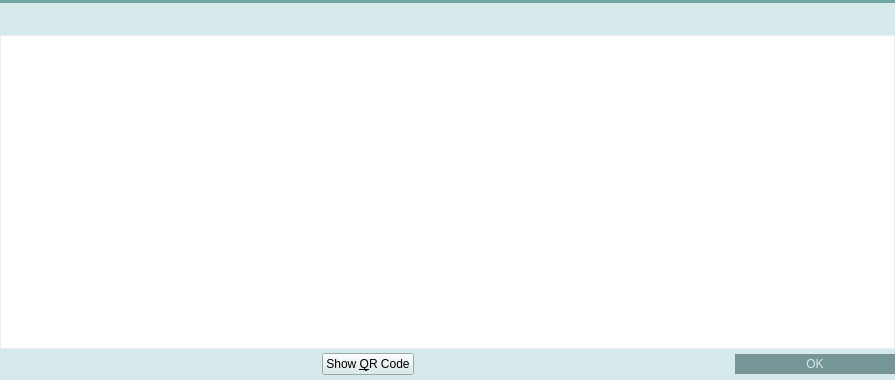
Before: the Qt Designer form src/qt/forms/addressbookpage.ui in HashCoin/ElectricCoin, drawn with Qt 5.
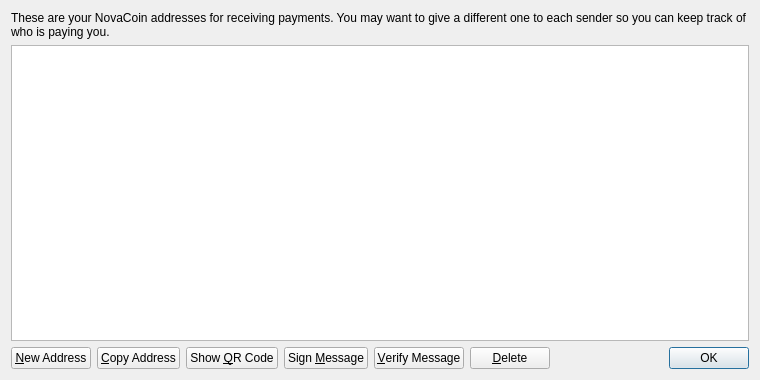
After: the same form once the commit is applied. Icons and pictures are not drawn.

Patch:
```diff
--- a/src/qt/forms/addressbookpage.ui
+++ b/src/qt/forms/addressbookpage.ui
@@ -6,328 +6,25 @@
    <rect>
     <x>0</x>
     <y>0</y>
-    <width>895</width>
+    <width>760</width>
     <height>380</height>
    </rect>
   </property>
-  <property name="palette">
-   <palette>
-    <active>
-     <colorrole role="Button">
-      <brush brushstyle="SolidPattern">
-       <color alpha="255">
-        <red>215</red>
-        <green>234</green>
-        <blue>235</blue>
-       </color>
-      </brush>
-     </colorrole>
-     <colorrole role="Base">
-      <brush brushstyle="SolidPattern">
-       <color alpha="255">
-        <red>215</red>
-        <green>234</green>
-        <blue>235</blue>
-       </color>
-      </brush>
-     </colorrole>
-     <colorrole role="Window">
-      <brush brushstyle="SolidPattern">
-       <color alpha="255">
-        <red>215</red>
-        <green>234</green>
-        <blue>235</blue>
-       </color>
-      </brush>
-     </colorrole>
-     <colorrole role="Highlight">
-      <brush brushstyle="SolidPattern">
-       <color alpha="255">
-        <red>235</red>
-        <green>235</green>
-        <blue>235</blue>
-       </color>
-      </brush>
-     </colorrole>
-     <colorrole role="HighlightedText">
-      <brush brushstyle="SolidPattern">
-       <color alpha="255">
-        <red>124</red>
-        <green>175</green>
-        <blue>172</blue>
-       </color>
-      </brush>
-     </colorrole>
-    </active>
-    <inactive>
-     <colorrole role="Button">
-      <brush brushstyle="SolidPattern">
-       <color alpha="255">
-        <red>215</red>
-        <green>234</green>
-        <blue>235</blue>
-       </color>
-      </brush>
-     </colorrole>
-     <colorrole role="Base">
-      <brush brushstyle="SolidPattern">
-       <color alpha="255">
-        <red>215</red>
-        <green>234</green>
-        <blue>235</blue>
-       </color>
-      </brush>
-     </colorrole>
-     <colorrole role="Window">
-      <brush brushstyle="SolidPattern">
-       <color alpha="255">
-        <red>215</red>
-        <green>234</green>
-        <blue>235</blue>
-       </color>
-      </brush>
-     </colorrole>
-     <colorrole role="Highlight">
-      <brush brushstyle="SolidPattern">
-       <color alpha="255">
-        <red>235</red>
-        <green>235</green>
-        <blue>235</blue>
-       </color>
-      </brush>
-     </colorrole>
-     <colorrole role="HighlightedText">
-      <brush brushstyle="SolidPattern">
-       <color alpha="255">
-        <red>124</red>
-        <green>175</green>
-        <blue>172</blue>
-       </color>
-      </brush>
-     </colorrole>
-    </inactive>
-    <disabled>
-     <colorrole role="Button">
-      <brush brushstyle="SolidPattern">
-       <color alpha="255">
-        <red>215</red>
-        <green>234</green>
-        <blue>235</blue>
-       </color>
-      </brush>
-     </colorrole>
-     <colorrole role="Base">
-      <brush brushstyle="SolidPattern">
-       <color alpha="255">
-        <red>215</red>
-        <green>234</green>
-        <blue>235</blue>
-       </color>
-      </brush>
-     </colorrole>
-     <colorrole role="Window">
-      <brush brushstyle="SolidPattern">
-       <color alpha="255">
-        <red>215</red>
-        <green>234</green>
-        <blue>235</blue>
-       </color>
-      </brush>
-     </colorrole>
-     <colorrole role="Highlight">
-      <brush brushstyle="SolidPattern">
-       <color alpha="255">
-        <red>240</red>
-        <green>240</green>
-        <blue>240</blue>
-       </color>
-      </brush>
-     </colorrole>
-     <colorrole role="HighlightedText">
-      <brush brushstyle="SolidPattern">
-       <color alpha="255">
-        <red>124</red>
-        <green>175</green>
-        <blue>172</blue>
-       </color>
-      </brush>
-     </colorrole>
-    </disabled>
-   </palette>
-  </property>
   <property name="windowTitle">
    <string>Address Book</string>
   </property>
   <layout class="QVBoxLayout" name="verticalLayout">
-   <property name="spacing">
-    <number>0</number>
-   </property>
-   <property name="margin">
-    <number>0</number>
-   </property>
    <item>
-    <widget class="Line" name="line_6">
-     <property name="styleSheet">
-      <string notr="true">background-color: #6fa7a3;</string>
+    <widget class="QLabel" name="labelExplanation">
+     <property name="text">
+      <string>These are your NovaCoin addresses for receiving payments. You may want to give a different one to each sender so you can keep track of who is paying you.</string>
      </property>
-     <property name="frameShadow">
-      <enum>QFrame::Raised</enum>
+     <property name="textFormat">
+      <enum>Qt::PlainText</enum>
      </property>
-     <property name="lineWidth">
-      <number>0</number>
-     </property>
-     <property name="orientation">
-      <enum>Qt::Horizontal</enum>
-     </property>
-    </widget>
-   </item>
-   <item>
-    <widget class="QWidget" name="wAddressBookHeader" native="true">
-     <property name="minimumSize">
-      <size>
-       <width>0</width>
-       <height>32</height>
-      </size>
-     </property>
-     <property name="maximumSize">
-      <size>
-       <width>16777215</width>
-       <height>32</height>
-      </size>
-     </property>
-     <property name="is_header" stdset="0">
+     <property name="wordWrap">
       <bool>true</bool>
      </property>
-     <layout class="QHBoxLayout" name="horizontalLayout_13">
-      <property name="margin">
-       <number>0</number>
-      </property>
-      <item>
-       <spacer name="horizontalSpacer_17">
-        <property name="orientation">
-         <enum>Qt::Horizontal</enum>
-        </property>
-        <property name="sizeType">
-         <enum>QSizePolicy::Fixed</enum>
-        </property>
-        <property name="sizeHint" stdset="0">
-         <size>
-          <width>3</width>
-          <height>20</height>
-         </size>
-        </property>
-       </spacer>
-      </item>
-      <item>
-       <widget class="QLabel" name="label_25">
-        <property name="sizePolicy">
-         <sizepolicy hsizetype="Preferred" vsizetype="Preferred">
-          <horstretch>0</horstretch>
-          <verstretch>0</verstretch>
-         </sizepolicy>
-        </property>
-        <property name="minimumSize">
-         <size>
-          <width>30</width>
-          <height>30</height>
-         </size>
-        </property>
-        <property name="maximumSize">
-         <size>
-          <width>30</width>
-          <height>30</height>
-         </size>
-        </property>
-        <property name="text">
-         <string/>
-        </property>
-        <property name="pixmap">
-         <pixmap resource="../res.qrc">:/res/address_book.png</pixmap>
-        </property>
-       </widget>
-      </item>
-      <item>
-       <widget class="QLabel" name="label_25_1">
-        <property name="sizePolicy">
-         <sizepolicy hsizetype="Preferred" vsizetype="Preferred">
-          <horstretch>0</horstretch>
-          <verstretch>0</verstretch>
-         </sizepolicy>
-        </property>
-        <property name="minimumSize">
-         <size>
-          <width>30</width>
-          <height>30</height>
-         </size>
-        </property>
-        <property name="maximumSize">
-         <size>
-          <width>30</width>
-          <height>30</height>
-         </size>
-        </property>
-        <property name="text">
-         <string/>
-        </property>
-        <property name="pixmap">
-         <pixmap resource="../res.qrc">:/res/download.png</pixmap>
-        </property>
-       </widget>
-      </item>
-      <item>
-       <widget class="QLabel" name="label_27">
-        <property name="font">
-         <font>
-          <pointsize>11</pointsize>
-          <stylestrategy>PreferAntialias</stylestrategy>
-         </font>
-        </property>
-        <property name="styleSheet">
-         <string notr="true">QLabel {
-	color: #d7eaeb;
-}</string>
-        </property>
-        <property name="text">
-         <string>Address Book</string>
-        </property>
-       </widget>
-      </item>
-      <item>
-       <widget class="QPushButton" name="bClose">
-        <property name="minimumSize">
-         <size>
-          <width>30</width>
-          <height>30</height>
-         </size>
-        </property>
-        <property name="maximumSize">
-         <size>
-          <width>30</width>
-          <height>30</height>
-         </size>
-        </property>
-        <property name="styleSheet">
-         <string notr="true">QPushButton {	
-	image: url(:/res/close_normal.png);
-	border: 0px solid gray;
-}
-QPushButton:pressed:flat {
-	image: url(:/res/close_normal.png);
-}
-
-QPushButton:hover {
-	image: url(:/res/close_hover.png);
-}</string>
-        </property>
-        <property name="text">
-         <string notr="true"/>
-        </property>
-        <property name="flat">
-         <bool>true</bool>
-        </property>
-       </widget>
-      </item>
-     </layout>
     </widget>
    </item>
    <item>
@@ -338,55 +35,6 @@
      <property name="toolTip">
       <string>Double-click to edit address or label</string>
      </property>
-     <property name="styleSheet">
-      <string notr="true"> QScrollBar:vertical {
-     border: 0px solid grey;
-     background: white;
-     width: 9px;
-     margin: 0px 0px 0 0px;
- }
- QScrollBar::handle:vertical {
-     background: #90bfbc;
-     min-width: 20px;
- }
-
-QHeaderView {
-	background-color: #d7eaeb;
-	font-size: 10;
-	text-align:left;
-}
-QHeaderView::section {
-    background-color: #d7eaeb;
-    color: #1cbbb4;
-    padding-left: 5px;
-    border: 0px solid #6c6c6c;
-	text-align:left;
-}
-
-/* style the sort indicator */
-QHeaderView::down-arrow {
-    image: url(down_arrow.png);
-}
-
-QHeaderView::up-arrow {
-    image: url(up_arrow.png);
-}
-
-QTableView {
-	border: 1px solid #ededed;
-	selection-background-color: #ebebeb;
-	selection-color: rgb(124, 175, 172);
-}</string>
-     </property>
-     <property name="frameShape">
-      <enum>QFrame::NoFrame</enum>
-     </property>
-     <property name="horizontalScrollBarPolicy">
-      <enum>Qt::ScrollBarAlwaysOff</enum>
-     </property>
-     <property name="editTriggers">
-      <set>QAbstractItemView::AnyKeyPressed|QAbstractItemView::DoubleClicked|QAbstractItemView::EditKeyPressed</set>
-     </property>
      <property name="tabKeyNavigation">
       <bool>false</bool>
      </property>
@@ -399,152 +47,41 @@
      <property name="selectionBehavior">
       <enum>QAbstractItemView::SelectRows</enum>
      </property>
-     <property name="showGrid">
-      <bool>false</bool>
+     <property name="sortingEnabled">
+      <bool>true</bool>
      </property>
      <attribute name="verticalHeaderVisible">
       <bool>false</bool>
      </attribute>
-     <attribute name="verticalHeaderDefaultSectionSize">
-      <number>20</number>
-     </attribute>
-     <attribute name="verticalHeaderMinimumSectionSize">
-      <number>20</number>
-     </attribute>
     </widget>
    </item>
    <item>
-    <layout class="QHBoxLayout" name="horizontalLayout_14">
-     <item>
-      <spacer name="horizontalSpacer_18">
-       <property name="orientation">
-        <enum>Qt::Horizontal</enum>
-       </property>
-       <property name="sizeHint" stdset="0">
-        <size>
-         <width>40</width>
-         <height>20</height>
-        </size>
-       </property>
-      </spacer>
-     </item>
+    <layout class="QHBoxLayout" name="horizontalLayout">
      <item>
       <widget class="QPushButton" name="newAddressButton">
-       <property name="minimumSize">
-        <size>
-         <width>31</width>
-         <height>31</height>
-        </size>
-       </property>
-       <property name="maximumSize">
-        <size>
-         <width>31</width>
-         <height>31</height>
-        </size>
-       </property>
-       <property name="styleSheet">
-        <string notr="true">QPushButton {
-	border: 0px solid gray;
-	image: url(:/res/add_contact/normal.png);
-}
-
-QPushButton:pressed:flat {
-	image: url(:/res/add_contact/pressed.png);
-}
-
-QPushButton:hover {
-	image: url(:/res/add_contact/hover.png);
-}
-
-QPushButton:!enabled {
-	image: url(:/res/add_contact/disabled.png);
-}</string>
+       <property name="toolTip">
+        <string>Create a new address</string>
        </property>
        <property name="text">
-        <string/>
+        <string>&amp;New Address</string>
        </property>
-       <property name="flat">
-        <bool>true</bool>
+       <property name="icon">
+        <iconset resource="../bitcoin.qrc">
+         <normaloff>:/icons/add</normaloff>:/icons/add</iconset>
        </property>
       </widget>
      </item>
      <item>
       <widget class="QPushButton" name="copyToClipboard">
-       <property name="minimumSize">
-        <size>
-         <width>31</width>
-         <height>31</height>
-        </size>
+       <property name="toolTip">
+        <string>Copy the currently selected address to the system clipboard</string>
        </property>
-       <property name="maximumSize">
-        <size>
-         <width>31</width>
-         <height>31</height>
-        </size>
-       </property>
-       <property name="styleSheet">
-        <string notr="true">QPushButton {
-	border: 0px solid gray;
-	image: url(:/res/duplicate_contact/normal.png);
-}
-
-QPushButton:pressed:flat {
-	image: url(:/res/duplicate_contact/click.png);
-}
-
-QPushButton:hover {
-	image: url(:/res/duplicate_contact/hover.png);
-}
-
-QPushButton:!enabled {
-	image: url(:/res/duplicate_contact/disabled.png);
-}</string>
-       </property>
        <property name="text">
-        <string/>
+        <string>&amp;Copy Address</string>
        </property>
-       <property name="flat">
-        <bool>true</bool>
-       </property>
-      </widget>
-     </item>
-     <item>
-      <widget class="QPushButton" name="editButton">
-       <property name="minimumSize">
-        <size>
-         <width>31</width>
-         <height>31</height>
-        </size>
-       </property>
-       <property name="maximumSize">
-        <size>
-         <width>31</width>
-         <height>31</height>
-        </size>
-       </property>
-       <property name="styleSheet">
-        <string notr="true">QPushButton {
-	border: 0px solid gray;
-	image: url(:/res/edit_contact/edit_contact_normal.png);
-}
-
-QPushButton:pressed:flat {
-	image: url(:/res/edit_contact/edit_contact_pressed.png);
-}
-
-QPushButton:hover {
-	image: url(:/res/edit_contact/edit_contact_hover.png);
-}
-
-QPushButton:!enabled {
-	image: url(:/res/edit_contact/edit_contact_disabled.png);
-}</string>
-       </property>
-       <property name="text">
-        <string/>
-       </property>
-       <property name="flat">
-        <bool>true</bool>
+       <property name="icon">
+        <iconset resource="../bitcoin.qrc">
+         <normaloff>:/icons/editcopy</normaloff>:/icons/editcopy</iconset>
        </property>
       </widget>
      </item>
@@ -561,132 +98,48 @@
      </item>
      <item>
       <widget class="QPushButton" name="signMessage">
-       <property name="enabled">
-        <bool>true</bool>
-       </property>
-       <property name="minimumSize">
-        <size>
-         <width>31</width>
-         <height>31</height>
-        </size>
-       </property>
-       <property name="maximumSize">
-        <size>
-         <width>31</width>
-         <height>31</height>
-        </size>
-       </property>
-       <property name="styleSheet">
-        <string notr="true">QPushButton {
-	border: 0px solid gray;
-	image: url(:/res/sign/normal.png);
-}
-
-QPushButton:pressed:flat {
-	image: url(:/res/sign/pressed.png);
-}
-
-QPushButton:hover {
-	image: url(:/res/sign/hover.png);
-}
-
-QPushButton:!enabled {
-	image: url(:/res/sign/disabled.png);
-}</string>
+       <property name="toolTip">
+        <string>Sign a message to prove you own a NovaCoin address</string>
        </property>
        <property name="text">
-        <string/>
+        <string>Sign &amp;Message</string>
        </property>
-       <property name="flat">
-        <bool>true</bool>
+       <property name="icon">
+        <iconset resource="../bitcoin.qrc">
+         <normaloff>:/icons/edit</normaloff>:/icons/edit</iconset>
        </property>
       </widget>
      </item>
      <item>
       <widget class="QPushButton" name="verifyMessage">
-       <property name="enabled">
-        <bool>true</bool>
-       </property>
-       <property name="minimumSize">
-        <size>
-         <width>31</width>
-         <height>31</height>
-        </size>
-       </property>
-       <property name="maximumSize">
-        <size>
-         <width>31</width>
-         <height>31</height>
-        </size>
-       </property>
-       <property name="styleSheet">
-        <string notr="true">QPushButton {
-	border: 0px solid gray;
-	image: url(:/res/verify/verify_normal.png);
-}
-
-QPushButton:pressed:flat {
-	image: url(:/res/verify/verify_pressed.png);
-}
-
-QPushButton:hover {
-	image: url(:/res/verify/verify_hover.png);
-}
-
-QPushButton:!enabled {
-	image: url(:/res/verify/verify_disabled.png);
-}</string>
+       <property name="toolTip">
+        <string>Verify a message to ensure it was signed with a specified NovaCoin address</string>
        </property>
        <property name="text">
-        <string/>
+        <string>&amp;Verify Message</string>
        </property>
-       <property name="flat">
-        <bool>true</bool>
+       <property name="icon">
+        <iconset resource="../bitcoin.qrc">
+         <normaloff>:/icons/transaction_0</normaloff>:/icons/transaction_0</iconset>
        </property>
       </widget>
      </item>
      <item>
       <widget class="QPushButton" name="deleteButton">
-       <property name="minimumSize">
-        <size>
-         <width>31</width>
-         <height>31</height>
-        </size>
-       </property>
-       <property name="maximumSize">
-        <size>
-         <width>31</width>
-         <height>31</height>
-        </size>
-       </property>
-       <property name="styleSheet">
-        <string notr="true">QPushButton {
-	border: 0px solid gray;
-	image: url(:/res/del_contact/delete_contact_normal.png);
-}
-
-QPushButton:pressed:flat {
-	image: url(:/res/del_contact/delete_contact_pressed.png);
-}
-
-QPushButton:hover {
-	image: url(:/res/del_contact/delete_contact_hover.png);
-}
-
-QPushButton:!enabled {
-	image: url(:/res/del_contact/delete_contact_disabled.png);
-}</string>
+       <property name="toolTip">
+        <string>Delete the currently selected address from the list</string>
        </property>
        <property name="text">
-        <string/>
+        <string>&amp;Delete</string>
        </property>
-       <property name="flat">
-        <bool>true</bool>
+       <property name="icon">
+        <iconset resource="../bitcoin.qrc">
+         <normaloff>:/icons/remove</normaloff>:/icons/remove</iconset>
        </property>
       </widget>
      </item>
      <item>
-      <spacer name="horizontalSpacer_19">
+      <spacer name="horizontalSpacer">
        <property name="orientation">
         <enum>Qt::Horizontal</enum>
        </property>
@@ -706,25 +159,6 @@
          <verstretch>0</verstretch>
         </sizepolicy>
        </property>
-       <property name="styleSheet">
-        <string notr="true">QPushButton {
-	background-color: #769597;
-	color: #d7eaeb;
-	border: 0px solid gray;
-	max-height: 20px;
-	min-height: 20px;
-	max-width: 160px;
-	min-width: 160px;
-}
-
-QPushButton:hover {
-	background-color: #1cbbb4;
-}
-
-QPushButton:pressed:flat {
-	background-color: #00a99d;
-}</string>
-       </property>
        <property name="standardButtons">
         <set>QDialogButtonBox::Ok</set>
        </property>
```
Left out of the diff: 20 changed lines with no effect on the pictures.
